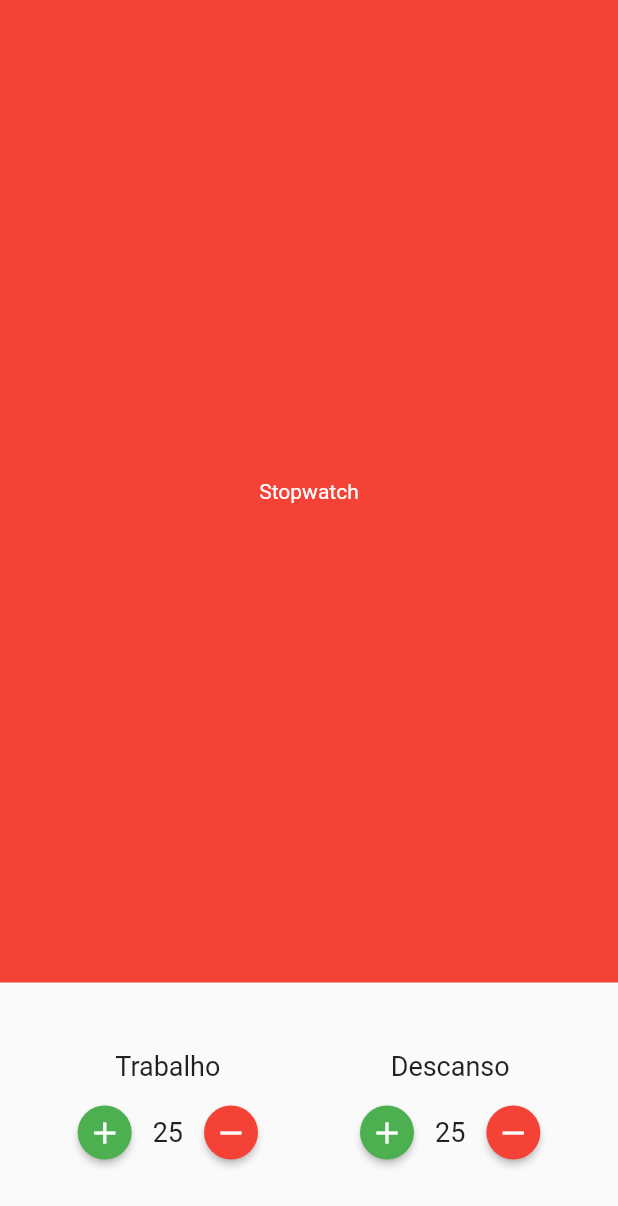
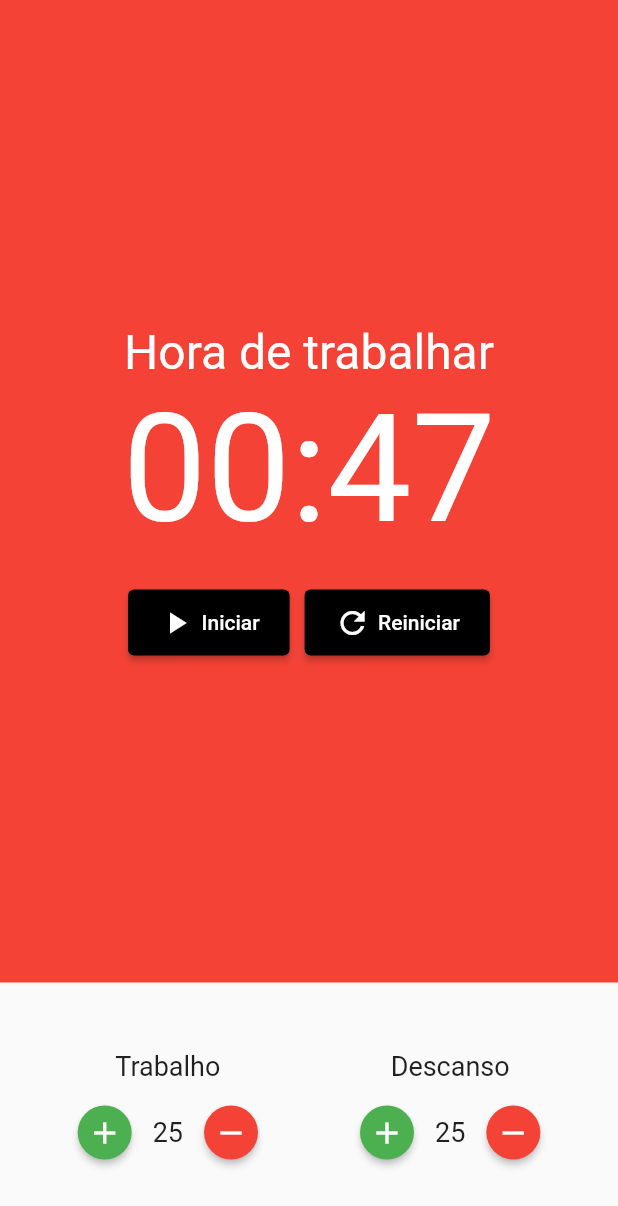
Before and after one commit to rafaelRodruiguesGuimaraes/pomodoro, a Flutter app: the screen it shows after launch, on a phone screen of 412 x 824 dp. Shown: the top 1206 px of the screen. Run offline on Flutter 3.47's test engine with Material 2 defaults, Android fonts, the phone set to English and light mode, and no system bars; our stand-ins replace mobx; generated files the repository leaves out were written again.

Commit message:
chore: interface finished

```diff
--- a/lib/components/pomodoro_stopwatch.dart
+++ b/lib/components/pomodoro_stopwatch.dart
@@ -1,4 +1,5 @@
 import 'package:flutter/material.dart';
+import 'package:pomodoro/components/stopwatch_button.dart';
 
 class PomodoroStopwatch extends StatelessWidget {
   const PomodoroStopwatch({Key? key}) : super(key: key);
@@ -9,12 +10,46 @@ class PomodoroStopwatch extends StatelessWidget {
       color: Colors.red,
       child: Column(
         mainAxisAlignment: MainAxisAlignment.center,
-        children: const [
-          Text(
-            'Stopwatch',
+        children: [
+          const Text(
+            'Hora de trabalhar',
             style: TextStyle(
               color: Colors.white,
+              fontSize: 32.0,
             ),
+          ),
+          const Text(
+            '00:47',
+            style: TextStyle(
+              color: Colors.white,
+              fontSize: 100.0,
+            ),
+          ),
+          const SizedBox(
+            height: 20.0,
+          ),
+          Row(
+            mainAxisAlignment: MainAxisAlignment.center,
+            children: const [
+              Padding(
+                padding: EdgeInsets.only(right: 10.0),
+                child: StopwatchButton(
+                  title: 'Iniciar',
+                  buttonIcon: Icons.play_arrow,
+                ),
+              ),
+              // Padding(
+              //   padding: EdgeInsets.only(right: 10.0),
+              //   child: StopwatchButton(
+              //     title: 'Parar',
+              //     buttonIcon: Icons.stop,
+              //   ),
+              // ),
+              StopwatchButton(
+                title: 'Reiniciar',
+                buttonIcon: Icons.refresh,
+              )
+            ],
           ),
         ],
       ),
--- /dev/null
+++ b/lib/components/stopwatch_button.dart
@@ -0,0 +1,32 @@
+import 'package:flutter/material.dart';
+
+class StopwatchButton extends StatelessWidget {
+  const StopwatchButton({
+    Key? key,
+    required this.title,
+    required this.buttonIcon,
+  }) : super(key: key);
+
+  final String title;
+  final IconData buttonIcon;
+
+  @override
+  Widget build(BuildContext context) {
+    return ElevatedButton(
+      style: ElevatedButton.styleFrom(
+        padding: const EdgeInsets.symmetric(horizontal: 20, vertical: 10.0),
+        primary: Colors.black,
+      ),
+      onPressed: () {},
+      child: Row(
+        children: [
+          Icon(buttonIcon),
+          const SizedBox(
+            width: 5.0,
+          ),
+          Text(title),
+        ],
+      ),
+    );
+  }
+}
--- a/lib/main.dart
+++ b/lib/main.dart
@@ -1,5 +1,5 @@
 import 'package:flutter/material.dart';
-import 'package:pomodoro/screens/Pomodoro.dart';
+import 'package:pomodoro/screens/pomodoro.dart';
 
 void main() {
   runApp(const MyApp());
```
